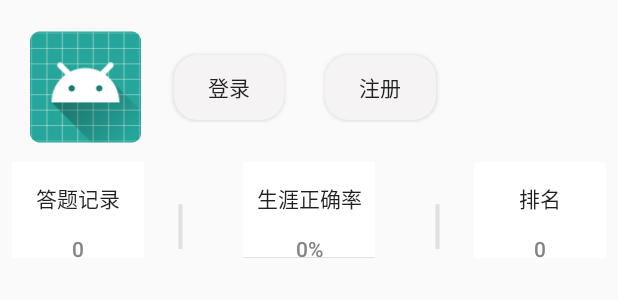
After one commit to DoctorialHat/DoctorialHat, an Android app: the layout activity_my.xml on its own in the app's theme, with its tools: preview values and no code run, on a phone screen of 412 x 824 dp. The commit adds this screen. Shown: the top 300 px of the screen. Run offline under Robolectric (Android 15) with nearby library versions, the phone set to English and light mode, and no system bars.

Commit message:
1、设置按钮为圆角 2、初步完成“我的”页面排版

```diff
--- a/app/build.gradle
+++ b/app/build.gradle
@@ -30,4 +30,5 @@ dependencies {
     implementation 'com.github.bumptech.glide:glide:4.6.1'
     implementation 'com.google.code.gson:gson:2.8.2'
     implementation 'org.kymjs.kjframe:kjframe:2.6'
+    implementation 'com.android.support:gridlayout-v7:27.1.1'
 }
--- /dev/null
+++ b/app/src/main/res/drawable/shape.xml
@@ -0,0 +1,21 @@
+<?xml version="1.0" encoding="utf-8"?>
+<shape xmlns:android="http://schemas.android.com/apk/res/android"
+    android:shape="rectangle" >
+
+    <solid android:color="#f5f3f3" />
+
+    <!--<stroke
+        android:width="3dp"
+        android:color="#f5f3f3" /> -->
+
+    <!-- 设置按钮的四个角为弧形 -->
+    <!-- android:radius 弧形的半径 -->
+    <corners android:radius="15dip" />
+
+    <!-- padding：Button里面的文字与Button边界的间隔 -->
+    <padding
+        android:bottom="10dp"
+        android:left="10dp"
+        android:right="10dp"
+        android:top="10dp" />
+</shape>
--- /dev/null
+++ b/app/src/main/res/layout/activity_my.xml
@@ -0,0 +1,159 @@
+<?xml version="1.0" encoding="utf-8"?>
+<android.support.constraint.ConstraintLayout xmlns:android="http://schemas.android.com/apk/res/android"
+    xmlns:app="http://schemas.android.com/apk/res-auto"
+    xmlns:tools="http://schemas.android.com/tools"
+    android:layout_width="match_parent"
+    android:layout_height="match_parent"
+    tools:layout_editor_absoluteY="81dp">
+
+    <android.support.constraint.ConstraintLayout
+        android:id="@+id/constraintLayout"
+        android:layout_width="368dp"
+        android:layout_height="100dp"
+        android:layout_marginStart="8dp"
+        android:layout_marginTop="8dp"
+        app:layout_constraintStart_toStartOf="parent"
+        app:layout_constraintTop_toTopOf="parent">
+
+        <ImageView
+            android:id="@+id/imageView"
+            android:layout_width="0dp"
+            android:layout_height="0dp"
+            android:layout_marginBottom="11dp"
+            android:layout_marginEnd="22dp"
+            android:layout_marginStart="12dp"
+            android:layout_marginTop="11dp"
+            android:contentDescription="TODO"
+            app:layout_constraintBottom_toBottomOf="parent"
+            app:layout_constraintEnd_toStartOf="@+id/login"
+            app:layout_constraintStart_toStartOf="parent"
+            app:layout_constraintTop_toTopOf="parent"
+            app:srcCompat="@mipmap/ic_launcher_round" />
+
+        <Button
+            android:id="@+id/login"
+            android:layout_width="0dp"
+            android:layout_height="43dp"
+            android:layout_marginEnd="27dp"
+            android:background="@drawable/shape"
+            android:text="登录"
+            app:layout_constraintBottom_toBottomOf="parent"
+            app:layout_constraintEnd_toStartOf="@+id/register"
+            app:layout_constraintStart_toEndOf="@+id/imageView"
+            app:layout_constraintTop_toTopOf="parent" />
+
+        <Button
+            android:id="@+id/register"
+            android:layout_width="0dp"
+            android:layout_height="43dp"
+            android:layout_marginEnd="85dp"
+            android:background="@drawable/shape"
+            android:text="注册"
+            app:layout_constraintBottom_toBottomOf="parent"
+            app:layout_constraintEnd_toEndOf="parent"
+            app:layout_constraintStart_toEndOf="@+id/login"
+            app:layout_constraintTop_toTopOf="parent" />
+    </android.support.constraint.ConstraintLayout>
+
+    <TextView
+        android:id="@+id/fengexian1"
+        android:layout_width="wrap_content"
+        android:layout_height="wrap_content"
+        android:layout_marginStart="20dp"
+        android:layout_marginTop="16dp"
+        android:text="|"
+        android:textColor="#e1dfdf"
+        android:textSize="35dp"
+        app:layout_constraintStart_toEndOf="@+id/linearLayout7"
+        app:layout_constraintTop_toBottomOf="@+id/constraintLayout" />
+
+    <TextView
+        android:id="@+id/fengexian2"
+        android:layout_width="wrap_content"
+        android:layout_height="wrap_content"
+        android:layout_marginEnd="20dp"
+        android:layout_marginTop="16dp"
+        android:text="|"
+        android:textColor="#e1dfdf"
+        android:textSize="35dp"
+        app:layout_constraintEnd_toStartOf="@+id/linearLayout9"
+        app:layout_constraintTop_toBottomOf="@+id/constraintLayout" />
+
+    <LinearLayout
+        android:id="@+id/linearLayout7"
+        android:layout_width="88dp"
+        android:layout_height="64dp"
+        android:layout_marginStart="8dp"
+        android:orientation="vertical"
+        app:layout_constraintStart_toStartOf="parent"
+        app:layout_constraintTop_toBottomOf="@+id/constraintLayout">
+
+        <Button
+            android:id="@+id/datijilu"
+            android:layout_width="match_parent"
+            android:layout_height="wrap_content"
+            android:background="#ffffff"
+            android:text="答题记录" />
+
+        <Button
+            android:id="@+id/datijilu_number"
+            android:layout_width="match_parent"
+            android:layout_height="wrap_content"
+            android:background="#ffffff"
+            android:text="0"
+            android:textColor="#848484" />
+    </LinearLayout>
+
+    <LinearLayout
+        android:id="@+id/linearLayout8"
+        android:layout_width="88dp"
+        android:layout_height="64dp"
+        android:layout_marginEnd="8dp"
+        android:layout_marginStart="8dp"
+        android:orientation="vertical"
+        app:layout_constraintEnd_toStartOf="@+id/fengexian2"
+        app:layout_constraintStart_toEndOf="@+id/fengexian1"
+        app:layout_constraintTop_toBottomOf="@+id/constraintLayout">
+
+        <Button
+            android:id="@+id/zhengquelv"
+            android:layout_width="match_parent"
+            android:layout_height="wrap_content"
+            android:background="#ffffff"
+            android:text="生涯正确率" />
+
+        <Button
+            android:id="@+id/zhengquelv_number"
+            android:layout_width="match_parent"
+            android:layout_height="15dp"
+            android:background="#ffffff"
+            android:text="0%"
+            android:textColor="#848484" />
+    </LinearLayout>
+
+    <LinearLayout
+        android:id="@+id/linearLayout9"
+        android:layout_width="88dp"
+        android:layout_height="64dp"
+        android:layout_marginEnd="8dp"
+        android:orientation="vertical"
+        app:layout_constraintEnd_toEndOf="parent"
+        app:layout_constraintTop_toBottomOf="@+id/constraintLayout">
+
+        <Button
+            android:id="@+id/paiming"
+            android:layout_width="match_parent"
+            android:layout_height="wrap_content"
+            android:background="#ffffff"
+            android:text="排名" />
+
+        <Button
+            android:id="@+id/paiming_number"
+            android:layout_width="match_parent"
+            android:layout_height="wrap_content"
+            android:background="#ffffff"
+            android:text="0"
+            android:textColor="#848484" />
+    </LinearLayout>
+
+</android.support.constraint.ConstraintLayout>
--- a/app/src/main/res/layout/activity_welcome.xml
+++ b/app/src/main/res/layout/activity_welcome.xml
@@ -6,13 +6,4 @@
     android:layout_height="match_parent"
     tools:context=".Activity.WelcomeActivity">
 
-    <TextView
-        android:layout_width="wrap_content"
-        android:layout_height="wrap_content"
-        android:text="Hello World!"
-        app:layout_constraintBottom_toBottomOf="parent"
-        app:layout_constraintLeft_toLeftOf="parent"
-        app:layout_constraintRight_toRightOf="parent"
-        app:layout_constraintTop_toTopOf="parent" />
-
 </android.support.constraint.ConstraintLayout>
```
